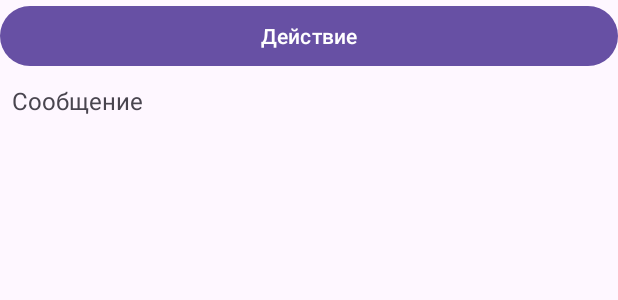
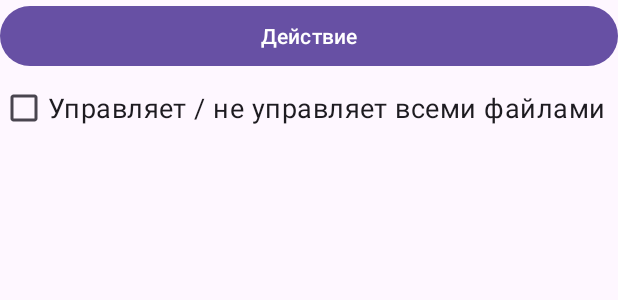
Before and after one commit to aakumykov/selected_text_web_search, an Android app: the layout activity_main.xml on its own in the app's theme, with its tools: preview values and no code run, on a phone screen of 412 x 824 dp. Shown: the top 300 px of the screen. Run offline under Robolectric (Android 15) with nearby library versions, the phone set to English and light mode, and no system bars.

```diff
--- a/app/src/main/res/layout/activity_main.xml
+++ b/app/src/main/res/layout/activity_main.xml
@@ -12,11 +12,12 @@
         android:layout_height="wrap_content"
         android:text="Действие" />
 
-    <TextView
-        android:id="@+id/textView"
+    <CheckBox
+        android:id="@+id/checkBox"
         android:layout_width="match_parent"
         android:layout_height="wrap_content"
-        android:textSize="16sp"
-        android:padding="8dp"
-        tools:text="Сообщение" />
+        android:layout_weight="0"
+        android:textSize="18sp"
+        tools:text="Управляет / не управляет всеми файлами" />
+
 </LinearLayout>
--- a/app/src/main/res/values/strings.xml
+++ b/app/src/main/res/values/strings.xml
@@ -1,3 +1,3 @@
 <resources>
-    <string name="app_name">Песочница Kotlin</string>
+    <string name="app_name">MANAGE_ALL_FILES</string>
 </resources>
```
Also changed, not shown: app/src/main/res/mipmap-hdpi/ic_launcher.png, app/src/main/res/mipmap-mdpi/ic_launcher.png, app/src/main/res/mipmap-xhdpi/ic_launcher.png, app/src/main/res/mipmap-xxhdpi/ic_launcher.png, app/src/main/res/mipmap-xxxhdpi/ic_launcher.png.
